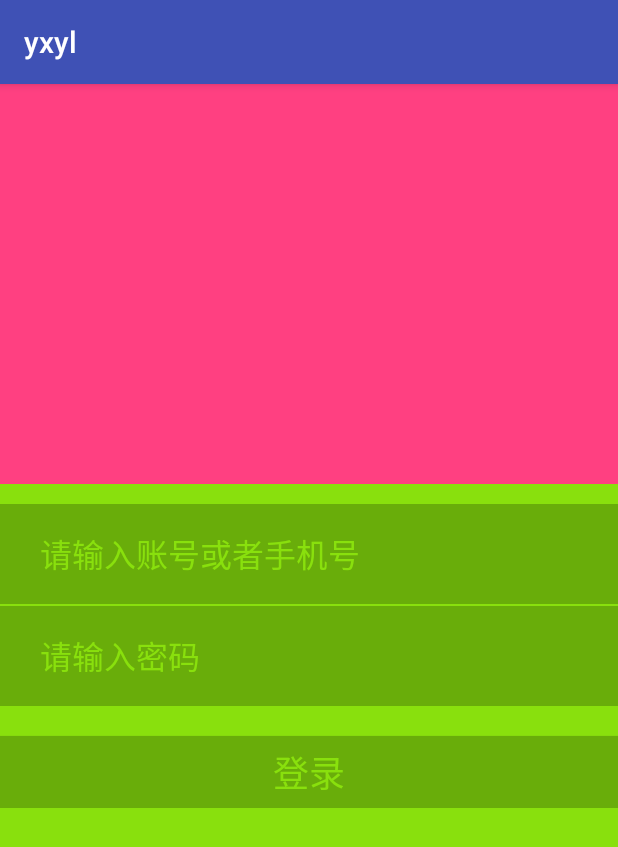
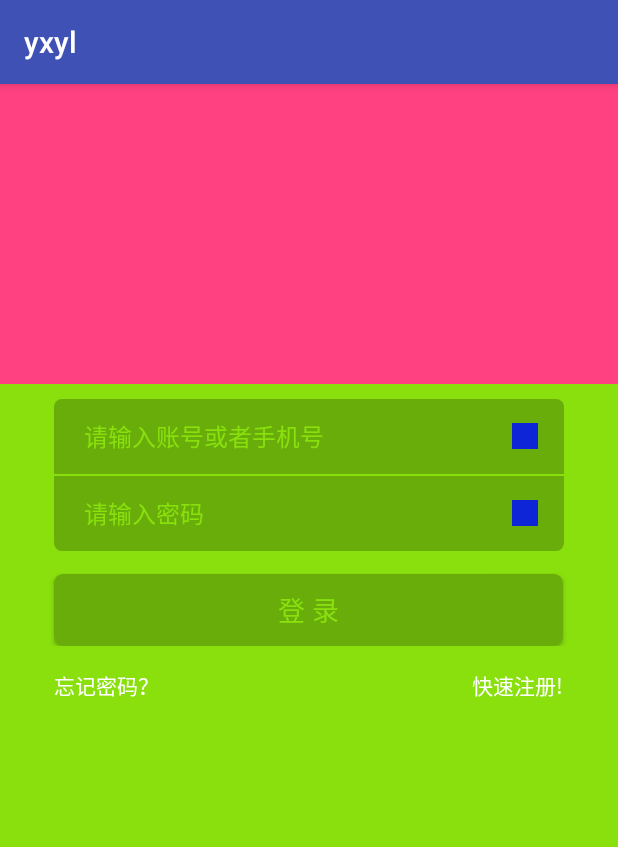
Before and after one commit to Dwti/demos, an Android app: the Login screen opened directly, with no data from a screen before it, on a phone screen of 412 x 824 dp. Shown: the top 847 px of the screen. Run offline under Robolectric (Android 15) with nearby library versions, the phone set to English and light mode, and no system bars.

Commit message:
添加注册界面

```diff
--- a/yxyl/app/src/main/AndroidManifest.xml
+++ b/yxyl/app/src/main/AndroidManifest.xml
@@ -16,7 +16,9 @@
                 <category android:name="android.intent.category.LAUNCHER" />
             </intent-filter>
         </activity>
-        <activity android:name=".Login"></activity>
+        <activity android:name=".Login" />
+        <activity android:name=".ForgetPassword" />
+        <activity android:name=".Register"></activity>
     </application>
 
 </manifest>
--- /dev/null
+++ b/yxyl/app/src/main/res/drawable/bottom_round_corners_5dp.xml
@@ -0,0 +1,10 @@
+<?xml version="1.0" encoding="utf-8"?>
+<shape xmlns:android="http://schemas.android.com/apk/res/android">
+    <solid android:color="#69ad0a">
+    </solid>
+    <corners
+        android:topLeftRadius="5dp"
+        android:topRightRadius="5dp"
+        >
+    </corners>
+</shape>
--- /dev/null
+++ b/yxyl/app/src/main/res/drawable/botton_round_corners_5dp.xml
@@ -0,0 +1,10 @@
+<?xml version="1.0" encoding="utf-8"?>
+<shape xmlns:android="http://schemas.android.com/apk/res/android">
+    <solid android:color="#69ad0a">
+    </solid>
+    <corners
+        android:bottomLeftRadius="5dp"
+        android:bottomRightRadius="5dp"
+        >
+    </corners>
+</shape>
--- /dev/null
+++ b/yxyl/app/src/main/res/drawable/button_round_corners_6dp.xml
@@ -0,0 +1,9 @@
+<?xml version="1.0" encoding="utf-8"?>
+<shape xmlns:android="http://schemas.android.com/apk/res/android">
+    <solid android:color="#69ad0a">
+    </solid>
+    <corners
+       android:radius="6dp"
+        >
+    </corners>
+</shape>
--- a/yxyl/app/src/main/res/layout/activity_login.xml
+++ b/yxyl/app/src/main/res/layout/activity_login.xml
@@ -3,6 +3,7 @@
     xmlns:android="http://schemas.android.com/apk/res/android"
     xmlns:app="http://schemas.android.com/apk/res-auto"
     xmlns:tools="http://schemas.android.com/tools"
+    tools:context="yanxiu.com.yxyl.Login"
     android:layout_width="match_parent"
     android:layout_height="match_parent"
     android:background="@color/colorCommon"
@@ -11,18 +12,17 @@
 
     android:layout_width="match_parent"
     android:layout_height="match_parent"
-    tools:context="yanxiu.com.yxyl.Login"
     android:orientation="vertical"
+    android:gravity="center_horizontal"
 
     >
     <ImageView
-        android:layout_weight="0"
         android:layout_width="match_parent"
-        android:layout_height="400px"
+        android:layout_height="200dp"
         android:background="@color/colorAccent"
         />
     <LinearLayout
-        android:layout_marginTop="20px"
+        android:layout_marginTop="10dp"
         android:layout_width="match_parent"
         android:layout_height="match_parent"
         android:orientation="vertical"
@@ -31,27 +31,28 @@
         <LinearLayout
             android:layout_width="wrap_content"
             android:layout_height="wrap_content"
-            android:background="#69ad0a"
+            android:background="@drawable/bottom_round_corners_5dp"
             android:gravity="center_vertical"
             android:orientation="horizontal"
             >
             <EditText
                 android:id="@+id/login_name"
-                android:layout_width="610dp"
-                android:layout_height="100px"
+                android:layout_width="305dp"
+                android:layout_height="50dp"
                 android:hint="请输入账号或者手机号"
                 android:textColor="#FFFFFF"
                 android:textColorHint="@color/colorCommon"
-                android:textSize="32px"
-                android:paddingLeft="40px"
+                android:textSize="16dp"
+                android:paddingLeft="20dp"
                 android:background="@null"
                 android:maxLength="16"
 
+
                 />
             <ImageView
-                android:layout_width="34px"
-                android:layout_height="34px"
-                android:layout_marginRight="34px"
+                android:layout_width="17dp"
+                android:layout_height="17dp"
+                android:layout_marginRight="17dp"
                 android:background="#FF0E25D7"
                 />
 
@@ -61,18 +62,18 @@
             android:layout_height="wrap_content"
             android:orientation="horizontal"
             android:gravity="center_vertical"
-            android:layout_marginTop="2px"
-            android:background="#69ad0a">
+            android:layout_marginTop="1dp"
+            android:background="@drawable/botton_round_corners_5dp">
             <EditText
                 android:id="@+id/login_password"
-                android:layout_width="610dp"
-                android:layout_height="100px"
+                android:layout_width="305dp"
+                android:layout_height="50dp"
                 android:hint="请输入密码"
                 android:textColorHint="@color/colorCommon"
                 android:textColor="#FFFFFF"
-                android:textSize="32px"
+                android:textSize="16dp"
                 android:typeface="monospace"
-                android:paddingLeft="40px"
+                android:paddingLeft="20dp"
                 android:background="@null"
                 android:maxLength="18"
                 android:inputType="textPassword"
@@ -80,9 +81,9 @@
 
                 />
             <ImageView
-                android:layout_width="34px"
-                android:layout_height="34px"
-                android:layout_marginRight="34px"
+                android:layout_width="17dp"
+                android:layout_height="17dp"
+                android:layout_marginRight="17dp"
                 android:background="#FF0E25D7">
 
             </ImageView>
@@ -90,35 +91,37 @@
         </LinearLayout>
         <Button
             android:id="@+id/login_botton"
-            android:layout_width="644dp"
+            android:layout_width="339dp"
             android:layout_height="match_parent"
-            android:layout_marginTop="30px"
-            android:text="登录"
-            android:textSize="36px"
+            android:layout_marginTop="15dp"
+            android:text="登 录"
+            android:textSize="18dp"
             android:textColor="@color/colorCommon"
-            android:background="#69ad0a"/>
+            android:background="@drawable/button_round_corners_6dp"/>
     </LinearLayout>
         <RelativeLayout
-            android:layout_width="644dp"
+            android:layout_width="339dp"
             android:layout_height="wrap_content"
-            android:layout_marginTop="30px"
+            android:layout_marginTop="15dp"
             android:layout_gravity="center_horizontal"
             >
         <TextView
             android:layout_width="wrap_content"
             android:layout_height="wrap_content"
             android:text="忘记密码？"
-            android:textSize="28px"
+            android:textSize="14dp"
             android:textColor="#FFFFFF"
             android:layout_alignParentLeft="true"
+            android:onClick="ForgetPass"
             />
         <TextView
             android:layout_width="wrap_content"
             android:layout_height="wrap_content"
             android:text="快速注册!"
-            android:textSize="28px"
+            android:textSize="14dp"
             android:textColor="#FFFFFF"
             android:layout_alignParentRight="true"
+            android:onClick="Register"
 
 
             />
```
Also changed, not shown: yxyl/app/src/main/java/yanxiu/com/yxyl/ForgetPassword.java (added, +13 -0 lines), yxyl/app/src/main/java/yanxiu/com/yxyl/Login.java (+15 -0 lines), yxyl/app/src/main/java/yanxiu/com/yxyl/Register.java (added, +13 -0 lines), yxyl/app/src/main/res/layout/activity_forget_password.xml (added, +9 -0 lines), yxyl/app/src/main/res/layout/activity_register.xml (added, +128 -0 lines), 1 other file.
